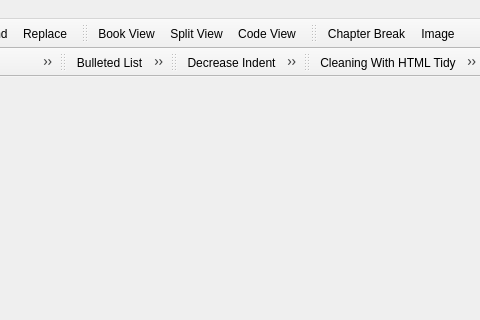
First picture: the form in src/Sigil/Form_Files/main.ui, repository wsw621012/siweiwangsword-sigil, before the edit; both pictures show x 465 to 945 and y 0 to 320 of the 945 by 673 pixel window.
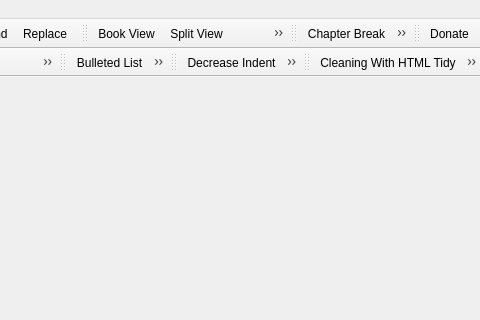
Second picture: the form after the edit. Icons and pictures are not drawn.

Commit message: Added a small "Donate" button to the toolbar and a related entry in the Help menu

```diff
--- a/src/Sigil/Form_Files/main.ui
+++ b/src/Sigil/Form_Files/main.ui
@@ -219,6 +219,18 @@
    <addaction name="actionSplitChapter"/>
    <addaction name="actionInsertImage"/>
   </widget>
+  <widget class="QToolBar" name="toolBarDonate">
+   <property name="windowTitle">
+    <string>toolBar</string>
+   </property>
+   <attribute name="toolBarArea">
+    <enum>TopToolBarArea</enum>
+   </attribute>
+   <attribute name="toolBarBreak">
+    <bool>false</bool>
+   </attribute>
+   <addaction name="actionDonate"/>
+  </widget>
   <widget class="QToolBar" name="toolBarHeadings">
    <property name="windowTitle">
     <string>Heading</string>
@@ -1045,6 +1057,21 @@
     <string>Ctrl+Shift+V</string>
    </property>
   </action>
+  <action name="actionDonate">
+   <property name="icon">
+    <iconset resource="../Resource_Files/main/main.qrc">
+     <normaloff>:/main/emblem-favorite_22px.png</normaloff>:/main/emblem-favorite_22px.png</iconset>
+   </property>
+   <property name="text">
+    <string>&amp;Donate...</string>
+   </property>
+   <property name="toolTip">
+    <string>&lt;p style=&quot;padding-top: 0.5em;&quot; &gt;&lt;b&gt;Donate to Sigil's development&lt;/b&gt;&lt;/p&gt;
+
+&lt;p style=&quot;margin-left: 0.5em;&quot;&gt;Your donations keep the project going!&lt;/p&gt;
+</string>
+   </property>
+  </action>
  </widget>
  <resources>
   <include location="../Resource_Files/main/main.qrc"/>
```
Left out of the diff: 1 changed line with no effect on the pictures. The commit also changes 6 other files.
